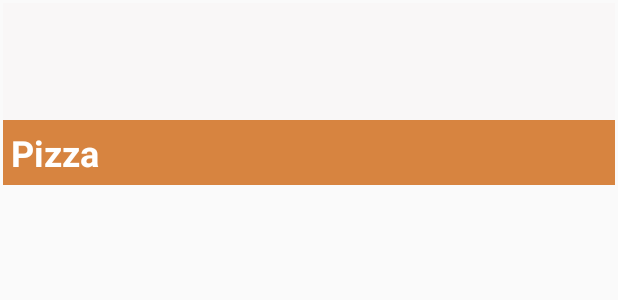
After one commit to Mohamed-Fakhry/Gusteau-waiter, an Android app: the layout item_meal.xml on its own in the app's theme, with its tools: preview values and no code run, on a phone screen of 412 x 824 dp. The commit adds this screen. Shown: the top 300 px of the screen. Run offline under Robolectric (Android 15) with nearby library versions, the phone set to English and light mode, and no system bars.

Commit message:
"add Meals list "

```diff
--- /dev/null
+++ b/app/src/main/res/layout/item_meal.xml
@@ -0,0 +1,48 @@
+<?xml version="1.0" encoding="utf-8"?>
+<RelativeLayout xmlns:tools="http://schemas.android.com/tools"
+    android:layout_width="match_parent"
+    android:layout_height="125dp"
+    android:id="@+id/header1"
+    android:padding="2dp"
+    xmlns:android="http://schemas.android.com/apk/res/android">
+
+    <ImageView
+        android:layout_width="match_parent"
+        android:layout_height="125dp"
+        android:id="@+id/categoryImage"
+        android:background="#f9f7f7"
+        android:scaleType="centerCrop" />
+
+    <LinearLayout
+        android:layout_width="match_parent"
+        android:layout_height="wrap_content"
+        android:orientation="horizontal"
+        android:padding="5dp"
+        android:background="@color/backgroundColor"
+        android:layout_alignParentBottom="true">
+
+        <TextView
+            android:id="@+id/mealName"
+            android:layout_width="wrap_content"
+            android:layout_height="wrap_content"
+            android:layout_weight="1"
+            android:gravity="center_vertical"
+            android:textStyle="bold"
+            android:text="Pizza"
+            android:textColor="@color/categoryText"
+            android:textSize="24sp" />
+
+        <TextView
+            android:id="@+id/price"
+            android:layout_width="wrap_content"
+            android:layout_height="wrap_content"
+            android:layout_weight="1"
+            android:gravity="center_vertical"
+            android:text=""
+            android:textAlignment="textEnd"
+            android:textColor="@color/categoryText"
+            android:textStyle="bold"
+            android:textSize="24sp"
+            tools:ignore="RtlCompat" />
+    </LinearLayout>
+</RelativeLayout>
```
Also changed, not shown: app/src/main/java/com/example/eastsound/remourasystem/adapter/MealsAdapter.java (added, +42 -0 lines), app/src/main/java/com/example/eastsound/remourasystem/viewHolder/CategoryItemViewHolder.java (+31 -5 lines), app/src/main/java/com/example/eastsound/remourasystem/viewHolder/MealItemViewHolder.java (added, +38 -0 lines), app/src/main/res/layout/item_category.xml (+17 -3 lines).
